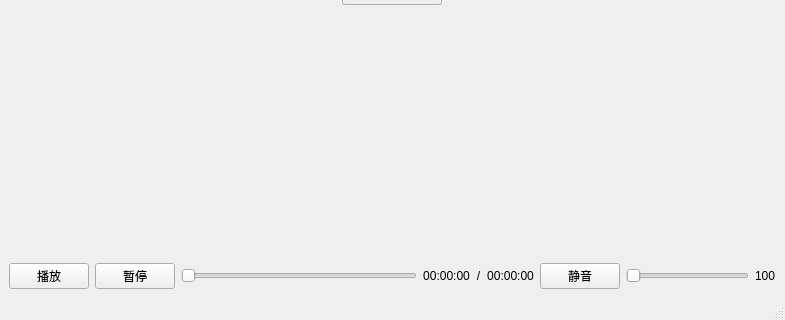
Old version of the form mainwindow.ui in the repository Zhang000329/video_player; both pictures show x 0 to 785 and y 281 to 601 of the 785 by 601 pixel window.
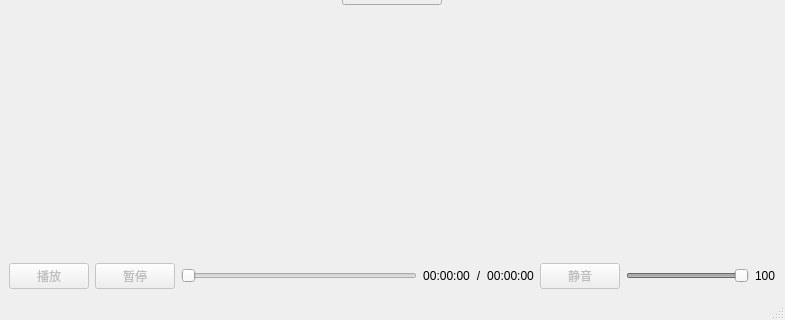
New version of the form. Custom widgets are drawn as their Qt base class.

Patch:
```diff
--- a/mainwindow.ui
+++ b/mainwindow.ui
@@ -54,6 +54,9 @@
          <layout class="QHBoxLayout" name="horizontalLayout">
           <item>
            <widget class="QPushButton" name="playBtn">
+            <property name="enabled">
+             <bool>false</bool>
+            </property>
             <property name="text">
              <string>播放</string>
             </property>
@@ -61,6 +64,9 @@
           </item>
           <item>
            <widget class="QPushButton" name="stopBtn">
+            <property name="enabled">
+             <bool>false</bool>
+            </property>
             <property name="text">
              <string>暂停</string>
             </property>
@@ -115,19 +121,28 @@
          <layout class="QHBoxLayout" name="horizontalLayout_2">
           <item>
            <widget class="QPushButton" name="silenceBtn">
+            <property name="enabled">
+             <bool>false</bool>
+            </property>
             <property name="text">
              <string>静音</string>
             </property>
            </widget>
           </item>
           <item>
-           <widget class="QSlider" name="volumnSlider">
+           <widget class="VideoSlider" name="volumnSlider">
+            <property name="enabled">
+             <bool>false</bool>
+            </property>
             <property name="minimumSize">
              <size>
               <width>100</width>
               <height>0</height>
              </size>
             </property>
+            <property name="value">
+             <number>99</number>
+            </property>
             <property name="orientation">
              <enum>Qt::Horizontal</enum>
             </property>
@@ -160,6 +175,19 @@
   </widget>
   <widget class="QStatusBar" name="statusbar"/>
  </widget>
+ <customwidgets>
+  <customwidget>
+   <class>VideoWidget</class>
+   <extends>QWidget</extends>
+   <header location="global">videowidget.h</header>
+   <container>1</container>
+  </customwidget>
+  <customwidget>
+   <class>VideoSlider</class>
+   <extends>QSlider</extends>
+   <header location="global">videoslider.h</header>
+  </customwidget>
+ </customwidgets>
  <resources/>
  <connections/>
 </ui>
```
Left out of the diff: 7 changed lines with no effect on the pictures.
